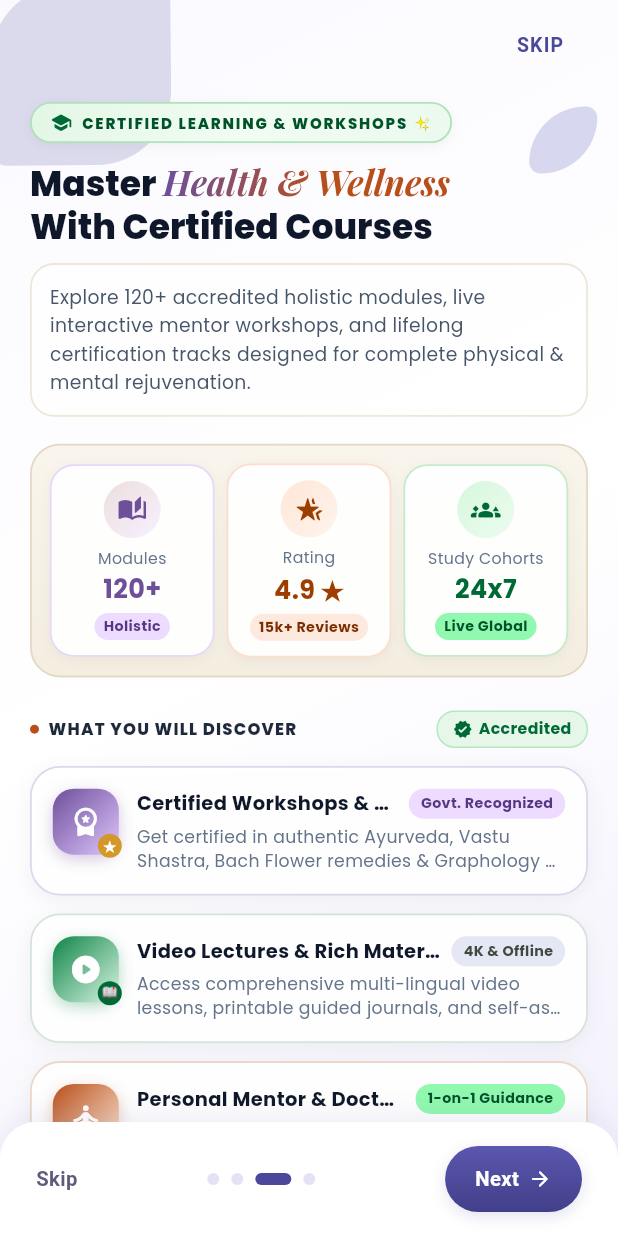
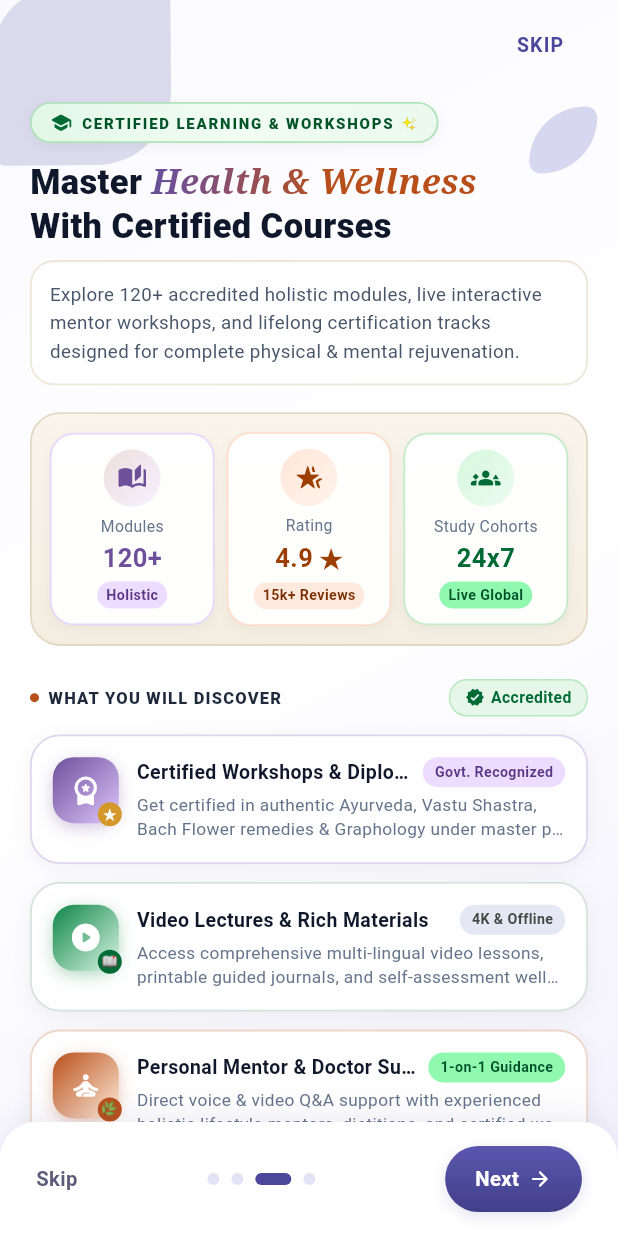
Before and after one commit to harshmishra2003/bee-beyond, a Flutter app: the screen it shows after launch, swiped to page 3, on a phone screen of 412 x 824 dp. Run offline on Flutter 3.47's test engine with Material 3 defaults, Android fonts, the phone set to English and light mode, and no system bars; our stand-ins replace audioplayers, cached_network_image, connectivity_plus, dio, equatable, flutter_local_notifications and 11 more; missing offline and left inert: razorpay_flutter, syncfusion_flutter_pdfviewer; project files that could hold a hidden picture were left out.

Commit message:
Replace GoogleFonts with standard TextStyle in onboarding page three

```diff
--- a/lib/features/onboarding/presentation/widgets/onboarding_page_three.dart
+++ b/lib/features/onboarding/presentation/widgets/onboarding_page_three.dart
@@ -1,5 +1,4 @@
 import 'package:flutter/material.dart';
-import 'package:google_fonts/google_fonts.dart';
 
 class OnboardingPageThree extends StatelessWidget {
   const OnboardingPageThree({super.key});
@@ -32,26 +31,26 @@ class OnboardingPageThree extends StatelessWidget {
                 ),
               ],
             ),
-            child: Row(
+            child: const Row(
               mainAxisSize: MainAxisSize.min,
               children: [
-                const Icon(
+                Icon(
                   Icons.school_rounded,
                   color: Color(0xFF006A37),
                   size: 15,
                 ),
-                const SizedBox(width: 6),
+                SizedBox(width: 6),
                 Text(
                   'CERTIFIED LEARNING & WORKSHOPS',
-                  style: GoogleFonts.poppins(
+                  style: TextStyle(
                     fontSize: 10,
                     fontWeight: FontWeight.w800,
                     letterSpacing: 1.2,
-                    color: const Color(0xFF005229),
+                    color: Color(0xFF005229),
                   ),
                 ),
-                const SizedBox(width: 4),
-                const Text('✨', style: TextStyle(fontSize: 10)),
+                SizedBox(width: 4),
+                Text('✨', style: TextStyle(fontSize: 10)),
               ],
             ),
           ),
@@ -59,22 +58,23 @@ class OnboardingPageThree extends StatelessWidget {
           const SizedBox(height: 12),
 
           // Main Headline
-          RichText(
-            text: TextSpan(
+          Text.rich(
+            TextSpan(
               text: 'Master ',
-              style: GoogleFonts.poppins(
+              style: const TextStyle(
                 fontSize: 23,
                 fontWeight: FontWeight.w800,
-                color: const Color(0xFF0F172A),
+                color: Color(0xFF0F172A),
                 height: 1.25,
               ),
               children: [
                 TextSpan(
                   text: 'Health & Wellness',
-                  style: GoogleFonts.playfairDisplay(
+                  style: TextStyle(
                     fontSize: 23,
                     fontWeight: FontWeight.bold,
                     fontStyle: FontStyle.italic,
+                    fontFamily: 'serif',
                     foreground: Paint()
                       ..shader = const LinearGradient(
                         colors: [
@@ -85,12 +85,12 @@ class OnboardingPageThree extends StatelessWidget {
                       ).createShader(const Rect.fromLTWH(0, 0, 220, 20)),
                   ),
                 ),
-                TextSpan(
+                const TextSpan(
                   text: '\nWith Certified Courses',
-                  style: GoogleFonts.poppins(
+                  style: TextStyle(
                     fontSize: 23,
                     fontWeight: FontWeight.w800,
-                    color: const Color(0xFF0F172A),
+                    color: Color(0xFF0F172A),
                   ),
                 ),
               ],
@@ -107,11 +107,11 @@ class OnboardingPageThree extends StatelessWidget {
               borderRadius: BorderRadius.circular(16),
               border: Border.all(color: const Color(0xFFEEE7D8), width: 1.2),
             ),
-            child: Text(
+            child: const Text(
               'Explore 120+ accredited holistic modules, live interactive mentor workshops, and lifelong certification tracks designed for complete physical & mental rejuvenation.',
-              style: GoogleFonts.poppins(
+              style: TextStyle(
                 fontSize: 12.5,
-                color: const Color(0xFF475569),
+                color: Color(0xFF475569),
                 height: 1.5,
               ),
             ),
@@ -200,12 +200,12 @@ class OnboardingPageThree extends StatelessWidget {
                     ),
                   ),
                   const SizedBox(width: 6),
-                  Text(
+                  const Text(
                     'WHAT YOU WILL DISCOVER',
-                    style: GoogleFonts.poppins(
+                    style: TextStyle(
                       fontSize: 11,
                       fontWeight: FontWeight.w800,
-                      color: const Color(0xFF1E293B),
+                      color: Color(0xFF1E293B),
                       letterSpacing: 0.8,
                     ),
                   ),
@@ -218,20 +218,20 @@ class OnboardingPageThree extends StatelessWidget {
                   borderRadius: BorderRadius.circular(12),
                   border: Border.all(color: const Color(0xFFB6E8C0)),
                 ),
-                child: Row(
+                child: const Row(
                   children: [
-                    const Icon(
+                    Icon(
                       Icons.verified_rounded,
                       color: Color(0xFF006A37),
                       size: 13,
                     ),
-                    const SizedBox(width: 4),
+                    SizedBox(width: 4),
                     Text(
                       'Accredited',
-                      style: GoogleFonts.poppins(
+                      style: TextStyle(
                         fontSize: 10.5,
                         fontWeight: FontWeight.bold,
-                        color: const Color(0xFF006A37),
+                        color: Color(0xFF006A37),
                       ),
                     ),
                   ],
@@ -331,7 +331,7 @@ class OnboardingPageThree extends StatelessWidget {
                   ),
                 ),
                 const SizedBox(width: 12),
-                Expanded(
+                const Expanded(
                   child: Column(
                     crossAxisAlignment: CrossAxisAlignment.start,
                     children: [
@@ -339,25 +339,26 @@ class OnboardingPageThree extends StatelessWidget {
                         children: [
                           Text(
                             'WISDOM EMBODIED',
-                            style: GoogleFonts.poppins(
+                            style: TextStyle(
                               fontSize: 10,
                               fontWeight: FontWeight.w800,
-                              color: const Color(0xFF9C3E00),
+                              color: Color(0xFF9C3E00),
                               letterSpacing: 0.8,
                             ),
                           ),
-                          const SizedBox(width: 4),
-                          const Text('✦', style: TextStyle(color: Color(0xFFD4982A), fontSize: 10)),
+                          SizedBox(width: 4),
+                          Text('✦', style: TextStyle(color: Color(0xFFD4982A), fontSize: 10)),
                         ],
                       ),
-                      const SizedBox(height: 2),
+                      SizedBox(height: 2),
                       Text(
                         '"Learning to heal yourself is the first step toward illuminating the world around you."',
-                        style: GoogleFonts.playfairDisplay(
+                        style: TextStyle(
                           fontSize: 12.5,
                           fontStyle: FontStyle.italic,
+                          fontFamily: 'serif',
                           fontWeight: FontWeight.w600,
-                          color: const Color(0xFF2C303A),
+                          color: Color(0xFF2C303A),
                           height: 1.4,
                         ),
                       ),
@@ -417,15 +418,15 @@ class OnboardingPageThree extends StatelessWidget {
           const SizedBox(height: 6),
           Text(
             label,
-            style: GoogleFonts.poppins(
+            style: const TextStyle(
               fontSize: 10.5,
-              color: const Color(0xFF64748B),
+              color: Color(0xFF64748B),
             ),
           ),
           const SizedBox(height: 1),
           Text(
             value,
-            style: GoogleFonts.poppins(
+            style: TextStyle(
               fontSize: 17,
               fontWeight: FontWeight.bold,
               color: iconColor,
@@ -440,7 +441,7 @@ class OnboardingPageThree extends StatelessWidget {
             ),
             child: Text(
               badgeText,
-              style: GoogleFonts.poppins(
+              style: TextStyle(
                 fontSize: 9.5,
                 fontWeight: FontWeight.bold,
                 color: badgeColor,
@@ -539,10 +540,10 @@ class OnboardingPageThree extends StatelessWidget {
                     Expanded(
                       child: Text(
                         title,
-                        style: GoogleFonts.poppins(
+                        style: const TextStyle(
                           fontSize: 13,
                           fontWeight: FontWeight.bold,
-                          color: const Color(0xFF0F172A),
+                          color: Color(0xFF0F172A),
                         ),
                         overflow: TextOverflow.ellipsis,
                       ),
@@ -556,7 +557,7 @@ class OnboardingPageThree extends StatelessWidget {
                       ),
                       child: Text(
                         badgeText,
-                        style: GoogleFonts.poppins(
+                        style: TextStyle(
                           fontSize: 9.5,
                           fontWeight: FontWeight.bold,
                           color: badgeColor,
@@ -568,9 +569,9 @@ class OnboardingPageThree extends StatelessWidget {
                 const SizedBox(height: 4),
                 Text(
                   description,
-                  style: GoogleFonts.poppins(
+                  style: const TextStyle(
                     fontSize: 11.5,
-                    color: const Color(0xFF64748B),
+                    color: Color(0xFF64748B),
                     height: 1.4,
                   ),
                   maxLines: 2,
```
